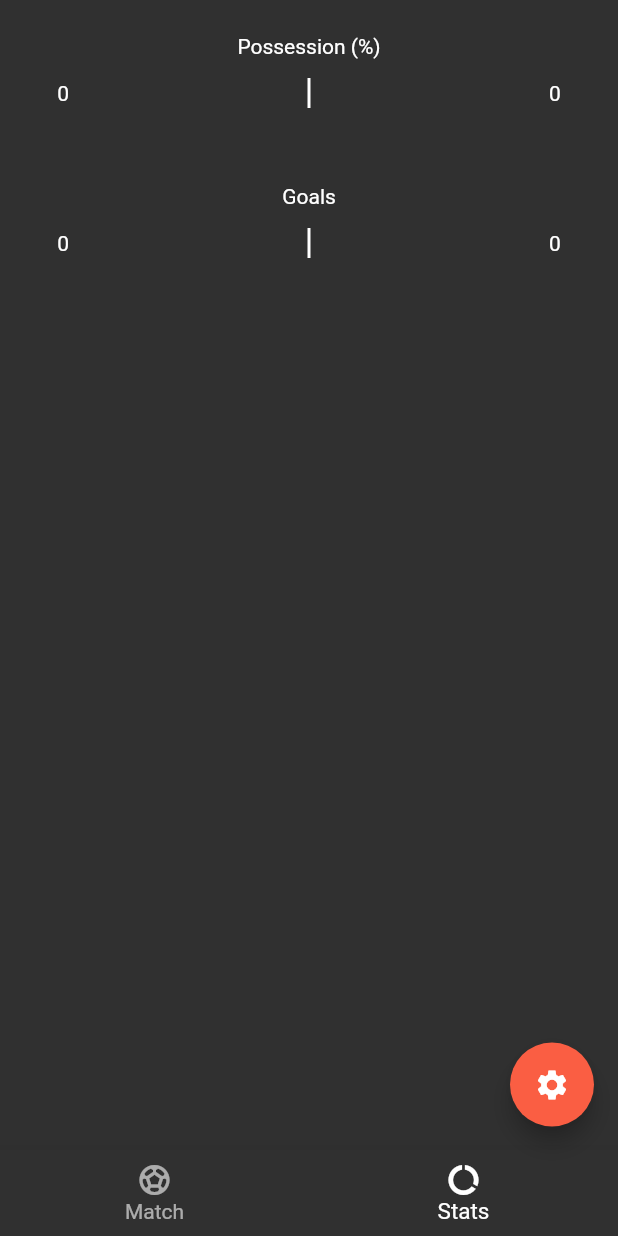
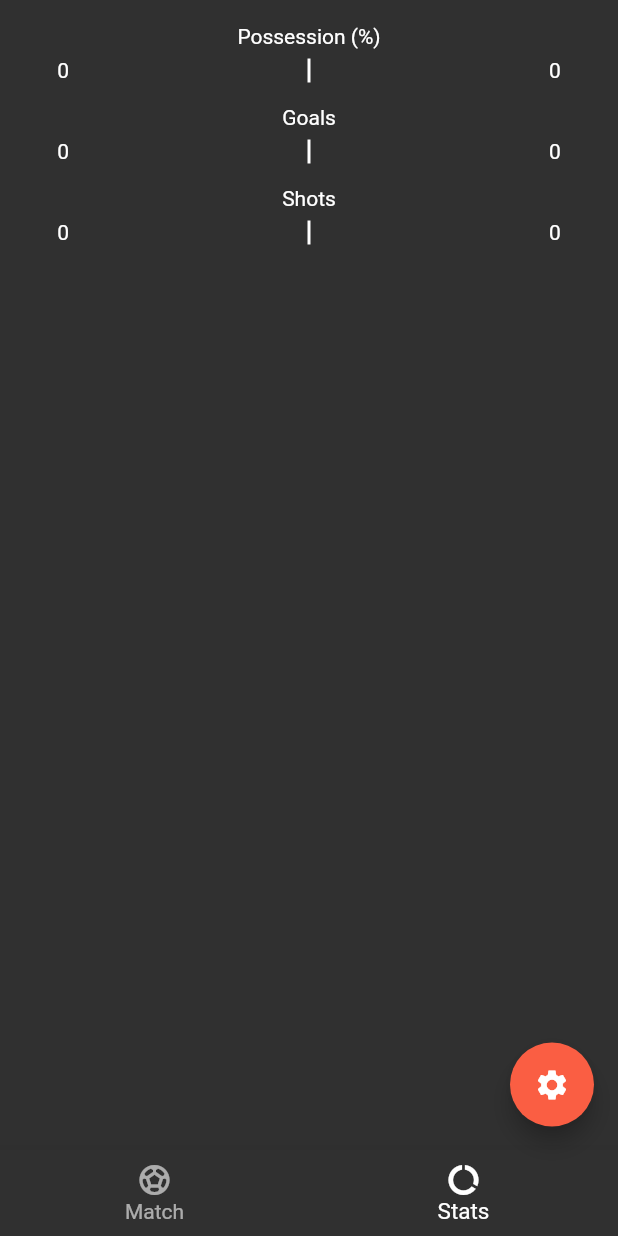
Before and after one commit to mariusschroeter/simple-football-tracker, a Flutter app: the AddMatchStartMatchScreen screen opened directly with empty values, item 2 of the bottom bar chosen, on a phone screen of 412 x 824 dp. Run offline on Flutter 3.47's test engine with Material 2 defaults, Android fonts, the phone set to English and light mode, and no system bars; our stand-ins replace flutter_svg; network calls fail; Roboto replaces fonts that are missing (Georgia).

Commit message:
#smaller barchart & more stats #NEXT: basic scoreboard

```diff
--- a/lib/screens/add_match_start_match.screen.dart
+++ b/lib/screens/add_match_start_match.screen.dart
@@ -6,6 +6,7 @@ import 'package:football_provider_app/widgets/global_colors.dart';
 import 'package:football_provider_app/widgets/match_ball.dart';
 import 'package:football_provider_app/widgets/match_goal.dart';
 import 'package:football_provider_app/widgets/stats_barchart.dart';
+import 'package:football_provider_app/widgets/stats_list.dart';
 import 'package:provider/provider.dart';
 import 'package:uuid/uuid.dart';
 
@@ -426,12 +427,11 @@ class _AddMatchStartMatchScreenState extends State<AddMatchStartMatchScreen> {
   Map<String, List<num>> _statsMap = {
     'Possession': [0, 0],
     'Goals': [0, 0],
-    'shots': [0, 0],
+    'Shots': [0, 0],
   };
 
   //switch between tabs
   int _currentIndex = 0;
-  final List<Widget> _children = [];
 
   @override
   Widget build(BuildContext context) {
@@ -755,18 +755,15 @@ class _AddMatchStartMatchScreenState extends State<AddMatchStartMatchScreen> {
                     ],
                   )
                 : Container(
-                    height: 400,
-                    child: ListView.builder(
-                      itemBuilder: (ctx, i) => Container(
-                        height: 100,
-                        child: StatsBarchart(
-                          title: statsList[i].title,
-                          homeValue: statsList[i].values[0],
-                          awayValue: statsList[i].values[1],
-                          isPossession: i == 0,
-                        ),
-                      ),
-                      itemCount: widget.zoneLines,
+                    child: Column(
+                      mainAxisSize: MainAxisSize.min,
+                      children: <Widget>[
+                        Flexible(
+                            fit: FlexFit.loose,
+                            child: StatsList(
+                              stats: statsList,
+                            ))
+                      ],
                     ),
                   ),
           ),
--- /dev/null
+++ b/lib/widgets/stats_list.dart
@@ -0,0 +1,25 @@
+import 'package:flutter/material.dart';
+import 'package:football_provider_app/widgets/stats_barchart.dart';
+
+class StatsList extends StatelessWidget {
+  final List<dynamic> stats;
+
+  StatsList({this.stats});
+
+  @override
+  Widget build(BuildContext context) {
+    return Padding(
+      padding: const EdgeInsets.all(16.0),
+      child: ListView.builder(
+        itemBuilder: (ctx, i) => StatsBarchart(
+          title: stats[i].title,
+          homeValue: stats[i].values[0],
+          awayValue: stats[i].values[1],
+          isPossession: i == 0,
+        ),
+        itemCount: stats.length,
+        shrinkWrap: true,
+      ),
+    );
+  }
+}
```
Also changed, not shown: lib/widgets/stats_barchart.dart (+8 -10 lines).
